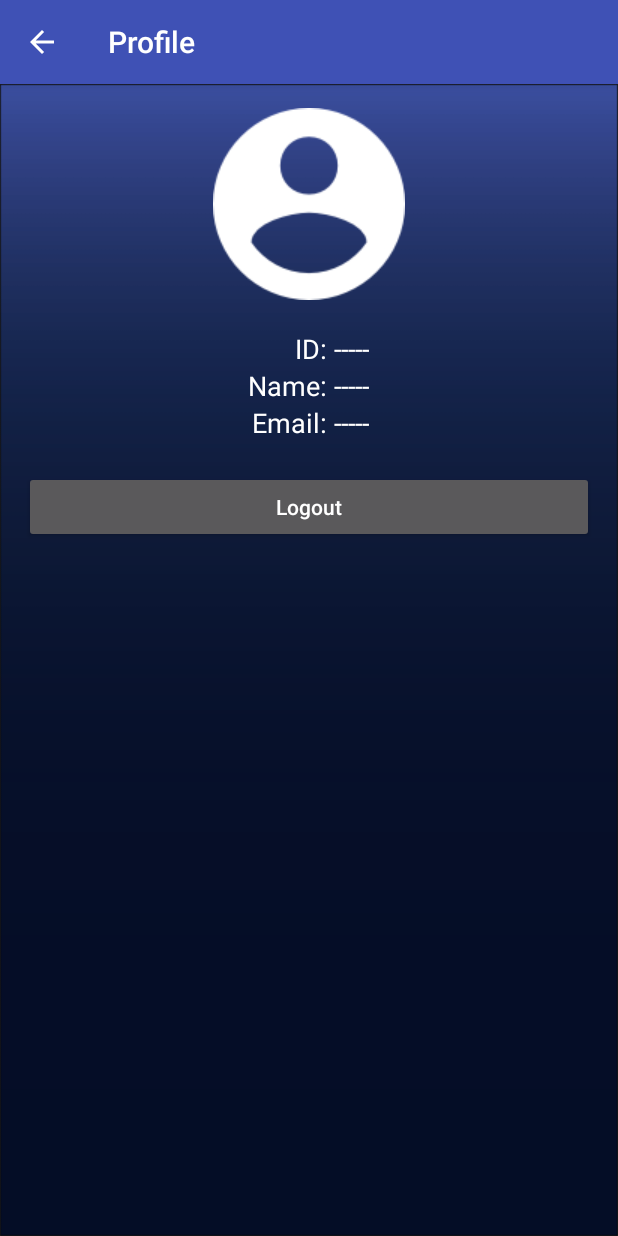
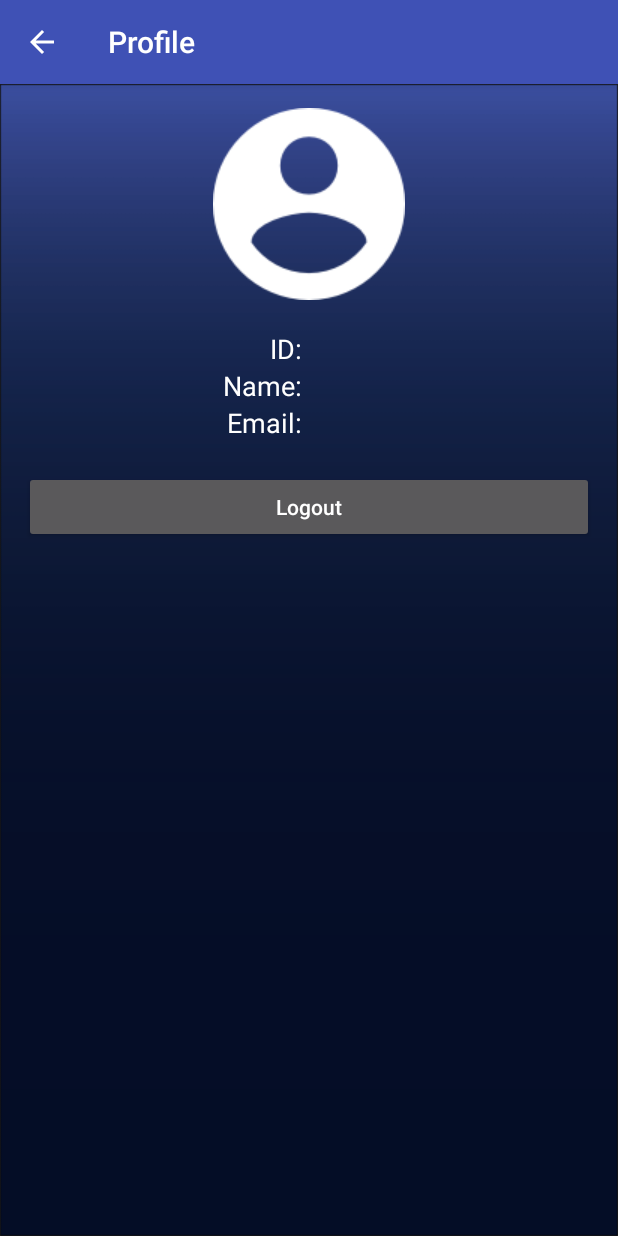
Before and after one commit to kptsui/BPS, an Android app: the ProfileActivity screen opened directly, with no data from a screen before it, on a phone screen of 412 x 824 dp. Run offline under Robolectric (Android 15) with nearby library versions, the light colour scheme and no system bars.

Commit message:
Added Profile info

```diff
--- a/app/src/main/java/org/bitbucket/kptsui/bps/App.java
+++ b/app/src/main/java/org/bitbucket/kptsui/bps/App.java
@@ -37,6 +37,7 @@ public class App extends Application {
     public final static String PREFS_USER_ID_KEY = "id";
     public final static String PREFS_USER_NAME_KEY = "name";
     public final static String PREFS_USER_PW_KEY = "pw";
+    public final static String PREFS_USER_EMAIL_KEY = "email";
 
     private static App instance;
     private SharedPreferences sharedPreferences;
@@ -121,6 +122,7 @@ public class App extends Application {
         user.setId(sharedPreferences.getString(PREFS_USER_ID_KEY, null));
         user.setName(sharedPreferences.getString(PREFS_USER_NAME_KEY, null));
         user.setPw(sharedPreferences.getString(PREFS_USER_PW_KEY, null));
+        user.setEmail(sharedPreferences.getString(PREFS_USER_EMAIL_KEY, null));
 
         Parse.initialize(new Parse.Configuration.Builder(getApplicationContext())
                 .applicationId("RAYW2_BPS")
--- a/app/src/main/java/org/bitbucket/kptsui/bps/ProfileActivity.java
+++ b/app/src/main/java/org/bitbucket/kptsui/bps/ProfileActivity.java
@@ -4,13 +4,24 @@ import android.content.Intent;
 import android.support.v7.app.AppCompatActivity;
 import android.os.Bundle;
 import android.view.View;
+import android.widget.TextView;
 
 public class ProfileActivity extends AppCompatActivity {
+
+    private TextView userId, userName, userEmail;
 
     @Override
     protected void onCreate(Bundle savedInstanceState) {
         super.onCreate(savedInstanceState);
         setContentView(R.layout.activity_profile);
+        userId = (TextView) findViewById(R.id.userId);
+        userName = (TextView) findViewById(R.id.userName);
+        userEmail = (TextView) findViewById(R.id.userEmail);
+
+        User user = User.getInstance();
+        userId.setText(user.getId());
+        userName.setText(user.getName());
+        userEmail.setText(user.getEmail());
     }
 
     public void btnLogoutClicked(View v){
--- a/app/src/main/res/layout/activity_profile.xml
+++ b/app/src/main/res/layout/activity_profile.xml
@@ -21,12 +21,12 @@
     <LinearLayout
         android:layout_width="match_parent"
         android:layout_height="wrap_content"
+        android:gravity="center"
         android:layout_margin="20dp"
-        android:orientation="horizontal"
-        android:gravity="center">
+        android:orientation="horizontal">
 
         <LinearLayout
-            android:layout_width="wrap_content"
+            android:layout_width="match_parent"
             android:layout_height="wrap_content"
             android:orientation="vertical"
             android:layout_weight="1"
@@ -53,7 +53,7 @@
         </LinearLayout>
 
         <LinearLayout
-            android:layout_width="wrap_content"
+            android:layout_width="match_parent"
             android:layout_height="wrap_content"
             android:orientation="vertical"
             android:layout_weight="1"
```
Also changed, not shown: app/src/main/java/org/bitbucket/kptsui/bps/LoginActivity.java (+6 -2 lines), app/src/main/java/org/bitbucket/kptsui/bps/User.java (+14 -1 lines).
